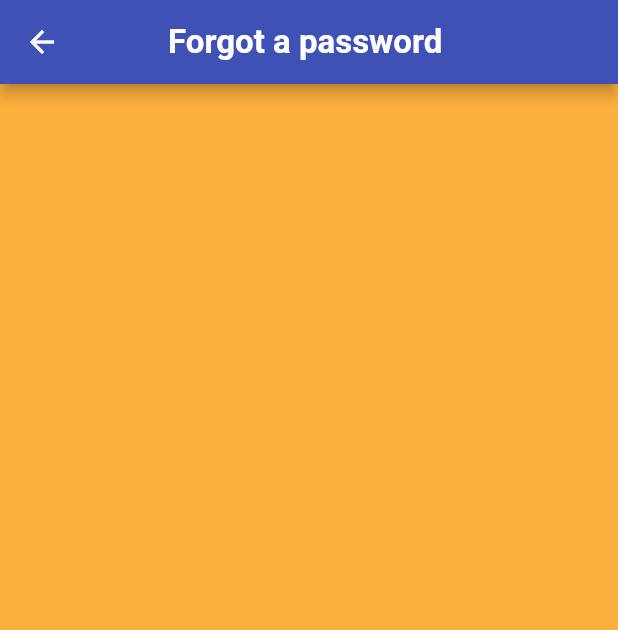
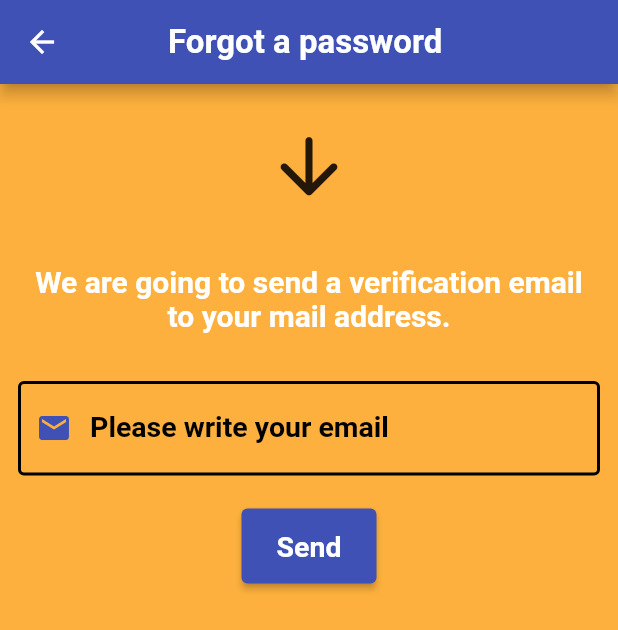
Before and after one commit to BarisSahin1/newPrivateBigift, a Flutter app: the ForgotPasswordScreen screen opened by its route, on a phone screen of 412 x 824 dp. Shown: the top 630 px of the screen. Run offline on Flutter 3.47's test engine with Material 2 defaults, Android fonts, the phone set to English and light mode, and no system bars.

Commit message:
Verification email textfield and send button is added

```diff
--- a/lib/screens/forgot_password_screen.dart
+++ b/lib/screens/forgot_password_screen.dart
@@ -19,6 +19,75 @@ class ForgotPasswordScreen extends StatelessWidget {
           ),
         ),
       ),
+      body: Column(
+        children: [
+          SizedBox(
+            height: 25,
+          ),
+          Icon(
+            Icons.arrow_downward_rounded,
+            size: 60,
+          ),
+          Container(
+            margin: EdgeInsets.only(top: 35),
+            padding: EdgeInsets.symmetric(horizontal: 20),
+            child: Text(
+              'We are going to send a verification email to your mail address.',
+              textAlign: TextAlign.center,
+              style: TextStyle(
+                fontWeight: FontWeight.bold,
+                fontSize: 20,
+                color: Colors.white,
+              ),
+            ),
+          ),
+          SizedBox(height: 20),
+          Padding(
+            padding: const EdgeInsets.all(12.0),
+            child: TextField(
+              decoration: InputDecoration(
+                enabledBorder: OutlineInputBorder(
+                  //borderRadius: BorderRadius.all(),
+                  borderSide: BorderSide(
+                    color: Colors.black,
+                    width: 2,
+                  ),
+                ),
+                prefixIcon: Icon(
+                  Icons.mail,
+                  color: Theme.of(context).primaryColor,
+                ),
+                labelText: 'Please write your email',
+                labelStyle: TextStyle(
+                  color: Colors.black,
+                  fontSize: 19,
+                  fontWeight: FontWeight.bold,
+                  //color: Theme.of(context).primaryColor,
+                ),
+                hintText: 'E-mail',
+                hintStyle: TextStyle(
+                  fontSize: 20,
+                ),
+              ),
+            ),
+          ),
+          SizedBox(
+            height: 10,
+          ),
+          ElevatedButton(
+            style: ElevatedButton.styleFrom(
+              fixedSize: const Size(90, 50),
+              padding: const EdgeInsets.all(8),
+              textStyle: TextStyle(
+                fontSize: 19,
+                fontWeight: FontWeight.bold,
+              ),
+            ),
+            onPressed: () {},
+            child: Text('Send'),
+          ),
+        ],
+      ),
     );
   }
 }
```
